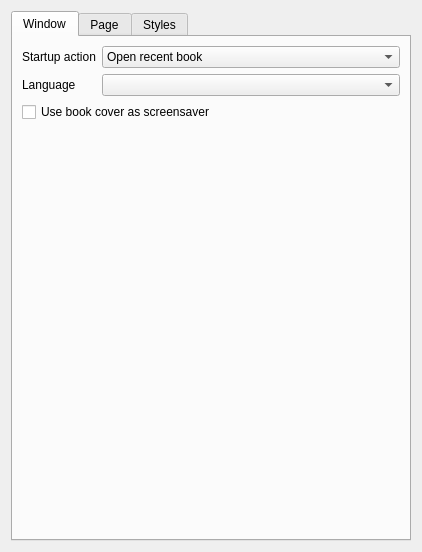
CrazyCoder/coolreader-kindle-qt, file cr3-kindle/src/settings.ui: the form before one commit.
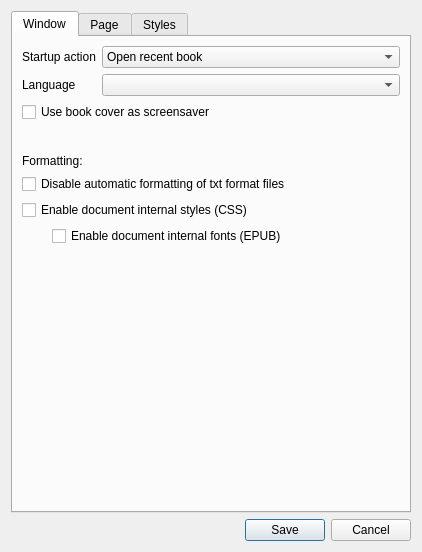
The form after the commit. The open tabs and pages were chosen to show the change. Custom widgets are drawn as their Qt base class.

Commit message: - save/cancel buttons for settings dialog - new options to control embedded styles/fonts - save/restore last edited tab index - full screen refresh when changing tabs and preview sample

The edit to the form file:
```diff
--- a/cr3-kindle/src/settings.ui
+++ b/cr3-kindle/src/settings.ui
@@ -47,9 +47,6 @@
       <layout class="QVBoxLayout" name="verticalLayout_2">
        <item>
         <layout class="QFormLayout" name="formLayout_3">
-         <property name="fieldGrowthPolicy">
-          <enum>QFormLayout::AllNonFixedFieldsGrow</enum>
-         </property>
          <item row="0" column="0">
           <widget class="QLabel" name="label_10">
            <property name="text">
@@ -91,6 +88,47 @@
          <item row="1" column="1">
           <widget class="QComboBox" name="cbLanguage"/>
          </item>
+         <item row="5" column="0" colspan="2">
+          <widget class="QCheckBox" name="cbTxtPreFormatted">
+           <property name="text">
+            <string>Disable automatic formatting of txt format files</string>
+           </property>
+          </widget>
+         </item>
+         <item row="7" column="0" colspan="2">
+          <layout class="QHBoxLayout" name="horizontalLayout">
+           <item>
+            <spacer name="horizontalSpacer_9">
+             <property name="orientation">
+              <enum>Qt::Horizontal</enum>
+             </property>
+             <property name="sizeType">
+              <enum>QSizePolicy::Maximum</enum>
+             </property>
+             <property name="sizeHint" stdset="0">
+              <size>
+               <width>30</width>
+               <height>20</height>
+              </size>
+             </property>
+            </spacer>
+           </item>
+           <item>
+            <widget class="QCheckBox" name="cbEnableEmbeddedFonts">
+             <property name="text">
+              <string>Enable document internal fonts (EPUB)</string>
+             </property>
+            </widget>
+           </item>
+          </layout>
+         </item>
+         <item row="6" column="0" colspan="2">
+          <widget class="QCheckBox" name="cbEnableDocumentStyles">
+           <property name="text">
+            <string>Enable document internal styles (CSS)</string>
+           </property>
+          </widget>
+         </item>
          <item row="2" column="0" colspan="2">
           <widget class="QCheckBox" name="cbCoverScreensaver">
            <property name="text">
@@ -98,6 +136,29 @@
            </property>
           </widget>
          </item>
+         <item row="4" column="0" colspan="2">
+          <widget class="QLabel" name="label_11">
+           <property name="text">
+            <string>Formatting:</string>
+           </property>
+          </widget>
+         </item>
+         <item row="3" column="0">
+          <spacer name="verticalSpacer">
+           <property name="orientation">
+            <enum>Qt::Vertical</enum>
+           </property>
+           <property name="sizeType">
+            <enum>QSizePolicy::Maximum</enum>
+           </property>
+           <property name="sizeHint" stdset="0">
+            <size>
+             <width>20</width>
+             <height>20</height>
+            </size>
+           </property>
+          </spacer>
+         </item>
         </layout>
        </item>
       </layout>
@@ -809,6 +870,22 @@
      </widget>
     </widget>
    </item>
+   <item>
+    <widget class="QDialogButtonBox" name="buttonBox">
+     <property name="minimumSize">
+      <size>
+       <width>0</width>
+       <height>0</height>
+      </size>
+     </property>
+     <property name="standardButtons">
+      <set>QDialogButtonBox::Cancel|QDialogButtonBox::Save</set>
+     </property>
+     <property name="centerButtons">
+      <bool>false</bool>
+     </property>
+    </widget>
+   </item>
   </layout>
   <action name="actionSaveSettings">
    <property name="text">
```
Left out of the diff: 66 changed lines with no effect on the pictures. The commit also changes 3 other files.
